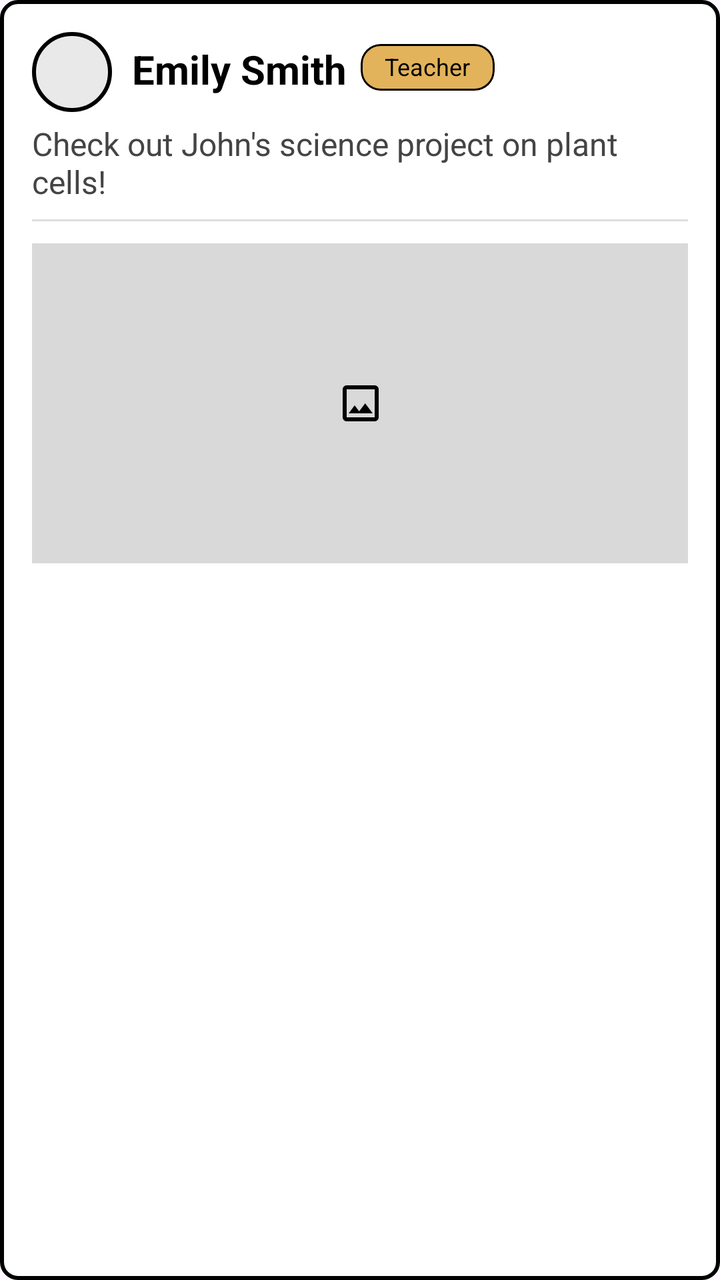
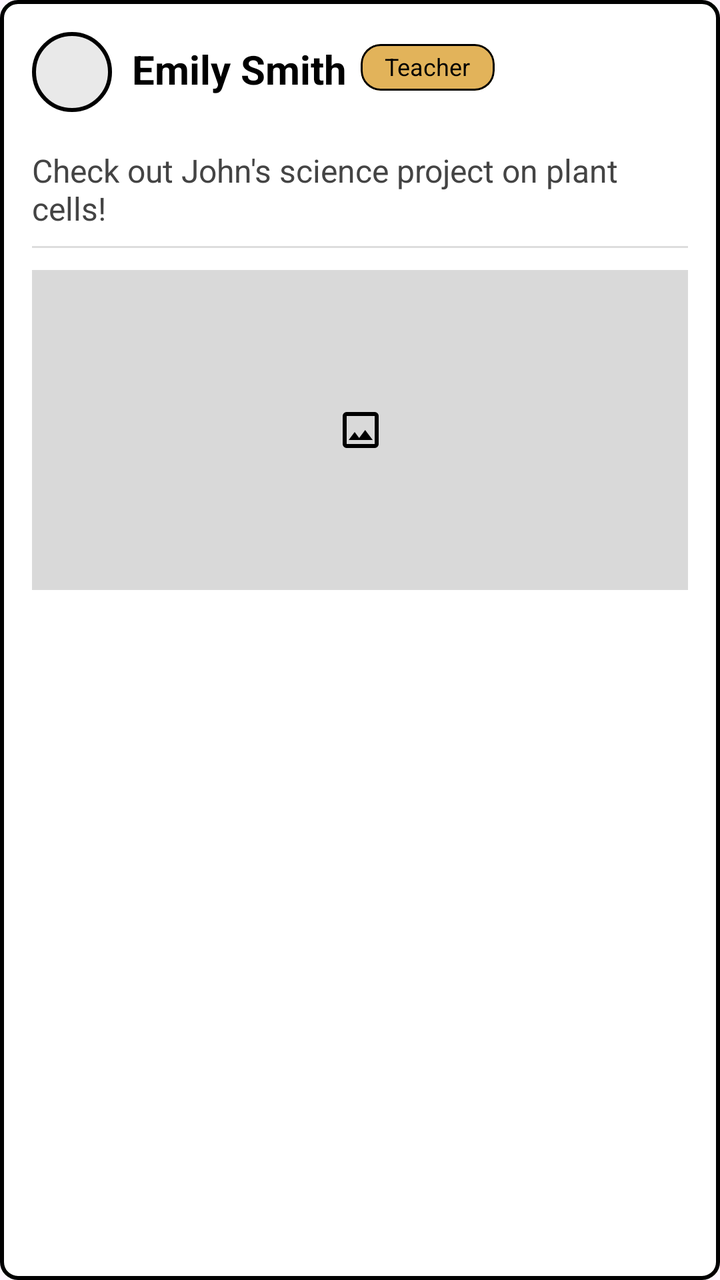

Compare the two renders of this Android layout. The source of the first and the diff that turns it into the second are given below.
<!-- AndroidManifest.xml: application theme Theme.EduView -->
<!-- res/layout/item_announcement.xml -->
<?xml version="1.0" encoding="utf-8"?>
<androidx.constraintlayout.widget.ConstraintLayout xmlns:android="http://schemas.android.com/apk/res/android"
    xmlns:app="http://schemas.android.com/apk/res-auto"
    android:id="@+id/Announcement"
    android:layout_width="match_parent"
    android:layout_height="wrap_content"
    android:padding="16dp"
    android:layout_marginTop="5dp"
    android:background="@drawable/feed_posts_border"
    app:layout_constraintEnd_toEndOf="parent"
    app:layout_constraintStart_toStartOf="parent"
    app:layout_constraintTop_toTopOf="parent">

    <View
        android:id="@+id/pfp"
        android:layout_height="40dp"
        android:layout_width="40dp"
        android:background="@drawable/feed_profile_picture"
        app:layout_constraintStart_toStartOf="parent"
        app:layout_constraintTop_toTopOf="parent"/>

    <TextView
        android:id="@+id/tvAnnouncementAuthor"
        android:layout_width="0dp"
        android:layout_height="wrap_content"
        android:layout_marginStart="10dp"
        android:layout_marginTop="5dp"
        android:text="Emily Smith"
        android:textColor="@color/black"
        android:textSize="20sp"
        android:textStyle="bold"
        app:layout_constraintStart_toEndOf="@+id/pfp"
        app:layout_constraintTop_toTopOf="parent" />

    <com.google.android.material.card.MaterialCardView
        android:id="@+id/materialCardView"
        android:layout_width="wrap_content"
        android:layout_height="wrap_content"
        android:layout_marginStart="7dp"
        android:layout_marginTop="6dp"
        app:cardBackgroundColor="#E2B35A"
        app:cardCornerRadius="10dp"
        app:layout_constraintStart_toEndOf="@+id/tvAnnouncementAuthor"
        app:layout_constraintTop_toTopOf="parent"
        app:strokeColor="@android:color/black"
        app:strokeWidth="1dp">

        <TextView
            android:id="@+id/textViewRole"
            android:layout_width="wrap_content"
            android:layout_height="wrap_content"
            android:paddingStart="12dp"
            android:paddingTop="3dp"
            android:paddingEnd="12dp"
            android:paddingBottom="4dp"
            android:text="Teacher"
            android:textColor="@android:color/black"
            android:textSize="12sp" />

    </com.google.android.material.card.MaterialCardView>

    <TextView
        android:id="@+id/tvAnnouncementContent"
        android:layout_height="wrap_content"
        android:layout_width="wrap_content"
        android:layout_marginTop="5dp"
        android:text="Check out John's science project on plant cells!"
        android:textAlignment="viewStart"
        android:textColor="#444444"
        android:textSize="16sp"
        app:layout_constraintStart_toStartOf="parent"
        app:layout_constraintTop_toBottomOf="@id/pfp" />

    <View
        android:id="@+id/divider1"
        android:layout_width="0dp"
        android:layout_height="1dp"
        android:layout_marginTop="8dp"
        android:background="#DDDDDD"
        app:layout_constraintEnd_toEndOf="parent"
        app:layout_constraintStart_toStartOf="parent"
        app:layout_constraintTop_toBottomOf="@id/tvAnnouncementContent" />

    <ImageView
        android:id="@+id/ivAnnouncementImage"
        android:contentDescription="Image"
        android:layout_width="366dp"
        android:layout_height="160dp"
        android:layout_marginTop="20dp"
        android:adjustViewBounds="true"
        android:maxHeight="300dp"
        android:scaleType="centerInside"
        android:src="@drawable/feed_image_placeholder"
        android:visibility="visible"
        android:background="@drawable/feed_image_bg"
        app:layout_constraintBottom_toBottomOf="@+id/layoutModeration"
        app:layout_constraintEnd_toEndOf="parent"
        app:layout_constraintStart_toStartOf="parent"
        app:layout_constraintTop_toBottomOf="@id/tvAnnouncementContent"
        app:layout_constraintVertical_bias="0.0" />

    <LinearLayout
        android:id="@+id/layoutLike"
        android:layout_width="wrap_content"
        android:layout_height="wrap_content"
        android:layout_marginTop="12dp"
        android:gravity="center_vertical"
        android:orientation="horizontal"
        app:layout_constraintBaseline_toBottomOf="@id/ivAnnouncementImage"
        app:layout_constraintEnd_toEndOf="parent">

    </LinearLayout>

    <LinearLayout
        android:id="@+id/layoutModeration"
        android:layout_width="wrap_content"
        android:layout_height="wrap_content"
        android:layout_marginTop="16dp"
        android:orientation="horizontal"
        app:layout_constraintBottom_toBottomOf="parent"
        app:layout_constraintEnd_toEndOf="parent"
        app:layout_constraintStart_toStartOf="parent" />
</androidx.constraintlayout.widget.ConstraintLayout>
<!-- resources referenced by this layout -->
<resources>
  <color name="black">#FF000000</color>
  <!-- drawable feed_image_bg (drawable) -->
  <?xml version="1.0" encoding="utf-8"?>
  <shape xmlns:android="http://schemas.android.com/apk/res/android"
      android:shape="rectangle">
      <solid android:color="#D9D9D9"/>
  </shape>
  <!-- drawable feed_image_placeholder (drawable) -->
  <vector xmlns:android="http://schemas.android.com/apk/res/android" android:height="24dp" android:tint="#000000" android:viewportHeight="960" android:viewportWidth="960" android:width="24dp">
        
      <path android:fillColor="@android:color/white" android:pathData="M200,840Q167,840 143.5,816.5Q120,793 120,760L120,200Q120,167 143.5,143.5Q167,120 200,120L760,120Q793,120 816.5,143.5Q840,167 840,200L840,760Q840,793 816.5,816.5Q793,840 760,840L200,840ZM200,760L760,760Q760,760 760,760Q760,760 760,760L760,200Q760,200 760,200Q760,200 760,200L200,200Q200,200 200,200Q200,200 200,200L200,760Q200,760 200,760Q200,760 200,760ZM240,680L720,680L570,480L450,640L360,520L240,680ZM200,760Q200,760 200,760Q200,760 200,760L200,200Q200,200 200,200Q200,200 200,200L200,200Q200,200 200,200Q200,200 200,200L200,760Q200,760 200,760Q200,760 200,760Z"/>
      
  </vector>
  <!-- drawable feed_posts_border (drawable) -->
  <?xml version="1.0" encoding="utf-8"?>
  <shape xmlns:android="http://schemas.android.com/apk/res/android"
      android:shape="rectangle">
      <stroke
          android:width="2dp"
          android:color="@color/black"/>
      <solid android:color="@android:color/white"/>
      <corners android:radius="8dp"/>
      <padding
          android:bottom="5dp"
          android:left="5dp"
          android:right="5dp"
          android:top="5dp" />
  </shape>
  <!-- drawable feed_profile_picture (drawable) -->
  <?xml version="1.0" encoding="utf-8"?>
  <shape xmlns:android="http://schemas.android.com/apk/res/android"
      android:shape="oval">
      <stroke
          android:color="@color/black"
          android:width="2dp" />
      <solid android:color="#E9E9E9"/>
      <size
          android:width="30dp"
          android:height="30dp"/>
  
  </shape>
  <style name="Theme.EduView" parent="Base.Theme.EduView" />
  <style name="Base.Theme.EduView" parent="Theme.Material3.DayNight.NoActionBar">
          
          
      </style>
</resources>

<!-- the commit's change to res/layout/item_announcement.xml (unified diff, before → after) -->
@@ -60,16 +60,28 @@
     </com.google.android.material.card.MaterialCardView>
 
     <TextView
+        android:id="@+id/tvAnnouncementDate"
+        android:layout_width="wrap_content"
+        android:layout_height="wrap_content"
+        android:layout_marginStart="10dp"
+        android:layout_marginTop="2dp"
+        android:text=""
+        android:textColor="#666666"
+        android:textSize="12sp"
+        app:layout_constraintStart_toEndOf="@+id/pfp"
+        app:layout_constraintTop_toBottomOf="@id/tvAnnouncementAuthor" />
+
+    <TextView
         android:id="@+id/tvAnnouncementContent"
         android:layout_height="wrap_content"
         android:layout_width="wrap_content"
-        android:layout_marginTop="5dp"
+        android:layout_marginTop="8dp"
         android:text="Check out John's science project on plant cells!"
         android:textAlignment="viewStart"
         android:textColor="#444444"
         android:textSize="16sp"
         app:layout_constraintStart_toStartOf="parent"
-        app:layout_constraintTop_toBottomOf="@id/pfp" />
+        app:layout_constraintTop_toBottomOf="@id/tvAnnouncementDate" />
 
     <View
         android:id="@+id/divider1"
